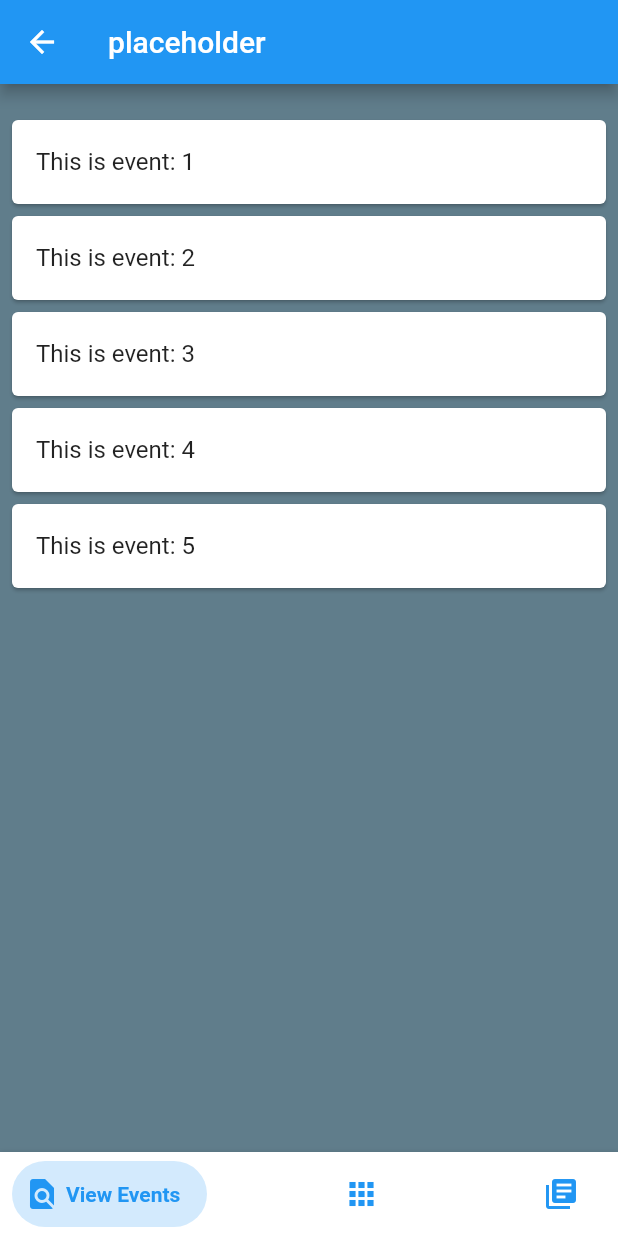
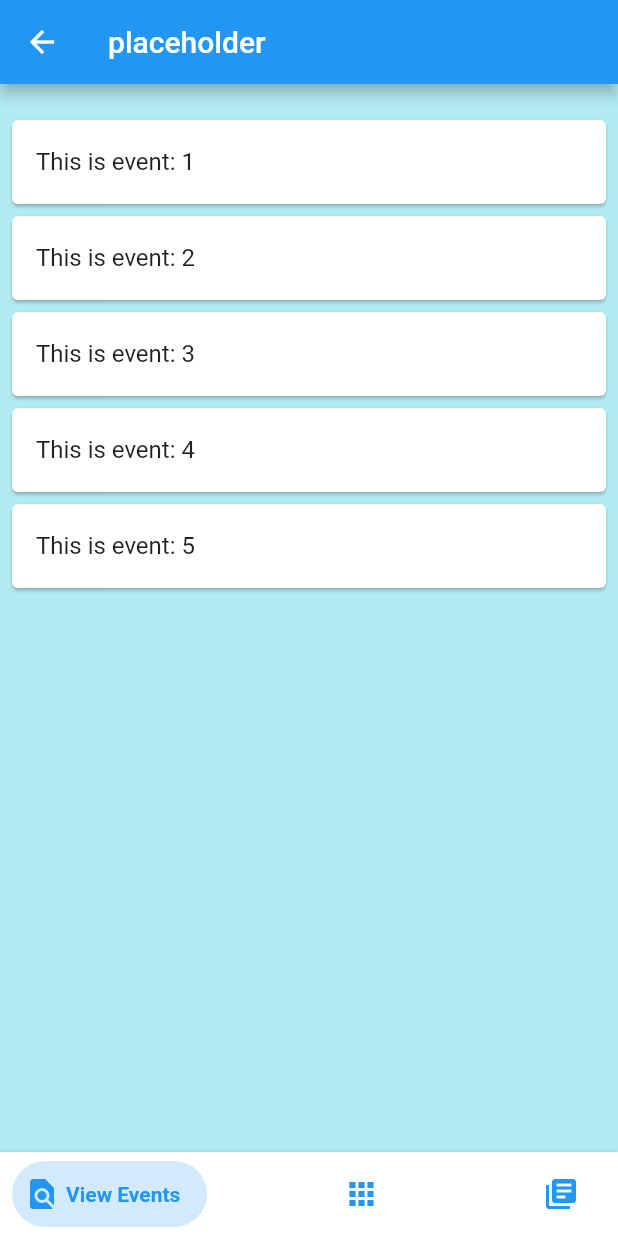
Before and after one commit to Nuttawut503/Flutter-LXD, a Flutter app: the BookingScreen screen opened directly, on a phone screen of 412 x 824 dp. Run offline on Flutter 3.47's test engine with Material 2 defaults, Android fonts, the phone set to English and light mode, and no system bars; drawn by our look-alikes of bottom_navy_bar; our stand-ins replace bloc, cached_network_image, equatable, firebase_auth, flutter_bloc, font_awesome_flutter and 3 more; accounts and stored records are empty.

Commit message:
[Add] Pictures and reedit the colors

```diff
--- a/lib/src/views/booking_screen.dart
+++ b/lib/src/views/booking_screen.dart
@@ -22,6 +22,7 @@ class _BookingScreenState extends State<BookingScreen> {
     super.dispose();
   }
 
+  final List<String> rooms = <String>['A', 'B', 'C', 'D', 'E', 'F'];
   final List<String> entries = <String>[
     'This is event: 1',
     'This is event: 2',
@@ -61,7 +62,7 @@ class _BookingScreenState extends State<BookingScreen> {
           },
           children: <Widget>[
             Container(
-                color: Colors.blueGrey,
+                color: Colors.cyan[100],
                 child: Padding(
                   padding: const EdgeInsets.symmetric(
                       vertical: 20.0, horizontal: 4.0),
@@ -75,7 +76,7 @@ class _BookingScreenState extends State<BookingScreen> {
                       }),
                 )),
             Container(
-              color: Colors.pinkAccent,
+              color: Colors.pinkAccent[100],
               child: Column(
                 children: <Widget>[
                   SizedBox(
@@ -92,9 +93,7 @@ class _BookingScreenState extends State<BookingScreen> {
                             bottomRight: Radius.circular(25.0)),
                         image: DecorationImage(
                             image: AssetImage("images/LX_FirstFloorPlan.png"),
-                          fit: BoxFit.cover
-                        )
-                      ),
+                            fit: BoxFit.cover)),
                   ),
                 ],
               ),
@@ -114,7 +113,8 @@ class _BookingScreenState extends State<BookingScreen> {
         items: <BottomNavyBarItem>[
           BottomNavyBarItem(
               title: Text('View Events'), icon: Icon(Icons.find_in_page)),
-          BottomNavyBarItem(title: Text('Find a room'), icon: Icon(Icons.apps)),
+          BottomNavyBarItem(
+              title: Text('Find a room'), icon: Icon(Icons.apps)),
           BottomNavyBarItem(
               title: Text('Book!'), icon: Icon(Icons.library_books)),
         ],
```
Also changed, not shown: images/RoomA.png (added), images/RoomB.png (added), images/RoomC.png (added), images/RoomD.png (added), images/RoomE.png (added), images/RoomF.png (added). Lines whose indentation alone changed are shown as unchanged.
